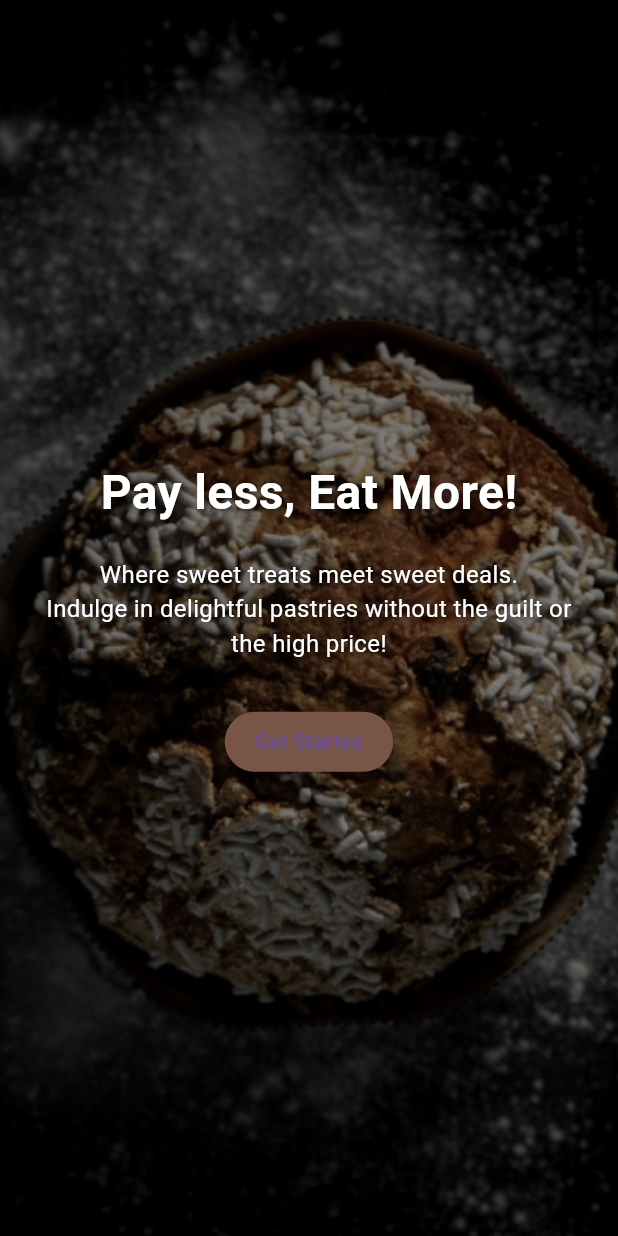
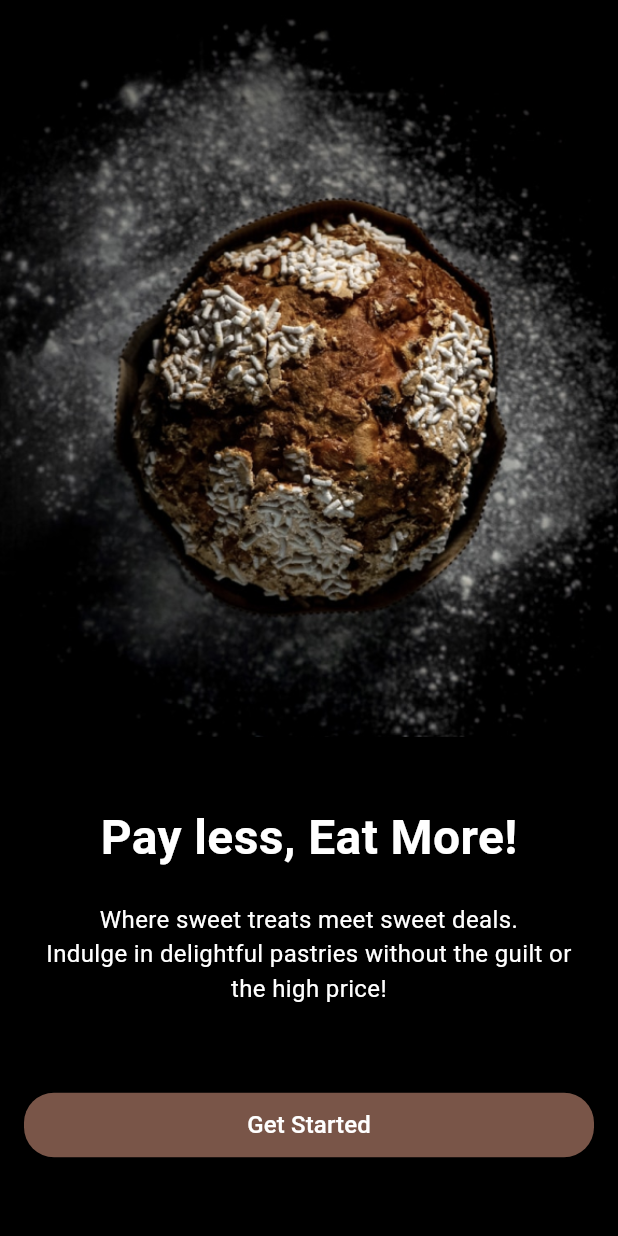
Before and after one commit to tristangautamaa/zeat-app, a Flutter app: the screen it shows after launch, on a phone screen of 412 x 824 dp. Run offline on Flutter 3.47's test engine with Material 3 defaults, Android fonts, the phone set to English and light mode, and no system bars.

Commit message:
Updated landing page: adjusted button position and layout

```diff
--- a/lib/main.dart
+++ b/lib/main.dart
@@ -14,20 +14,28 @@ class MyApp extends StatelessWidget {
 }
 
 class LandingPage extends StatelessWidget {
-  const LandingPage({Key? key}) : super(key: key);
+  const LandingPage({super.key});
 
   @override
   Widget build(BuildContext context) {
     return Scaffold(
-      body: Container(
+      backgroundColor: Colors.black, // Solid black background
+      body: Column(
+        children: [
+          // Smaller image at the top
+          Container(
+            width: double.infinity,
+            height: 500, // Kept your adjusted height
             decoration: BoxDecoration(
               image: DecorationImage(
                 image: AssetImage('assets/bread-landing.png'),
-            fit: BoxFit.cover,
+                fit: BoxFit.contain, // Ensures image fits without stretching
               ),
             ),
-        child: Container(
-          color: Colors.black.withOpacity(0.5), // Semi-transparent overlay
+          ),
+          // Text below the image with limited expansion
+          Expanded(
+            flex: 2, // Reduced flex to give more space to the button area
             child: Center(
               child: Column(
                 mainAxisAlignment: MainAxisAlignment.center,
@@ -38,13 +46,6 @@ class LandingPage extends StatelessWidget {
                       fontSize: 32,
                       fontWeight: FontWeight.bold,
                       color: Colors.white,
-                    shadows: [
-                      Shadow(
-                        color: Colors.black54,
-                        offset: Offset(2, 2),
-                        blurRadius: 4,
-                      ),
-                    ],
                     ),
                   ),
                   SizedBox(height: 20),
@@ -53,38 +54,43 @@ class LandingPage extends StatelessWidget {
                     child: Text(
                       'Where sweet treats meet sweet deals.\nIndulge in delightful pastries without the guilt or the high price!',
                       textAlign: TextAlign.center,
-                    style: TextStyle(
-                      fontSize: 16,
-                      color: Colors.white,
-                      shadows: [
-                        Shadow(
-                          color: Colors.black54,
-                          offset: Offset(1, 1),
-                          blurRadius: 3,
+                      style: TextStyle(fontSize: 16, color: Colors.white),
+                    ),
                   ),
                 ],
               ),
             ),
           ),
-                SizedBox(height: 30),
-                ElevatedButton(
+          // Button moved higher with adjusted spacing
+          Padding(
+            padding: const EdgeInsets.only(
+              top: 20.0,
+              bottom: 50.0,
+              left: 16.0,
+              right: 16.0,
+            ), // Increased top padding, reduced bottom
+            child: SizedBox(
+              width: double.infinity, // Full screen width
+              child: ElevatedButton(
                 onPressed: () {
                   // Add navigation or action here
                 },
                 style: ElevatedButton.styleFrom(
                   backgroundColor: Colors.brown,
-                    padding: EdgeInsets.symmetric(horizontal: 20, vertical: 10),
+                  padding: EdgeInsets.symmetric(vertical: 10),
                   shape: RoundedRectangleBorder(
                     borderRadius: BorderRadius.circular(20),
                   ),
                 ),
-                  child: Text('Get Started'),
-                ),
-              ],
+                child: Text(
+                  'Get Started',
+                  style: TextStyle(color: Colors.white, fontSize: 16),
                 ),
               ),
             ),
           ),
+        ],
+      ),
     );
   }
 }
```
Also changed, not shown: assets/texture-one.png (added). Lines whose indentation alone changed are shown as unchanged.
